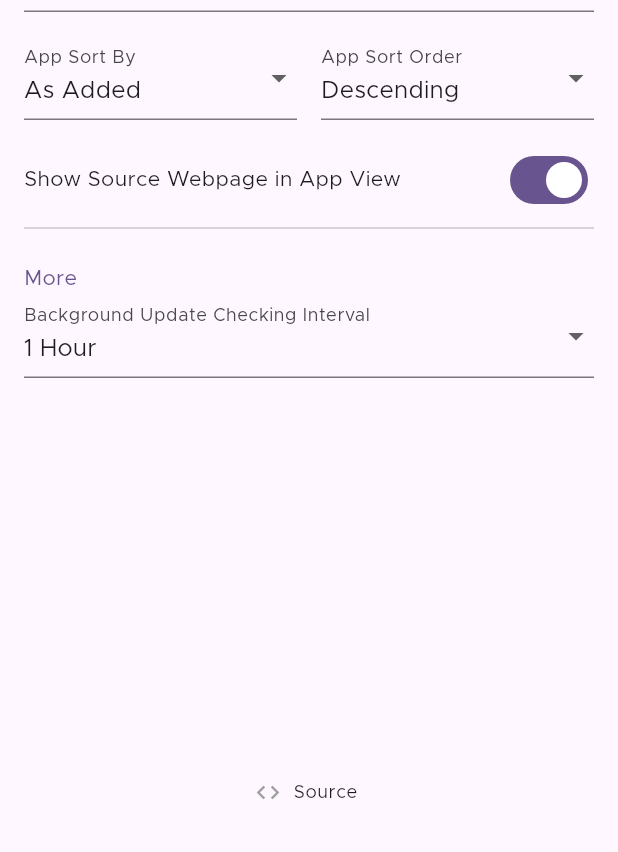
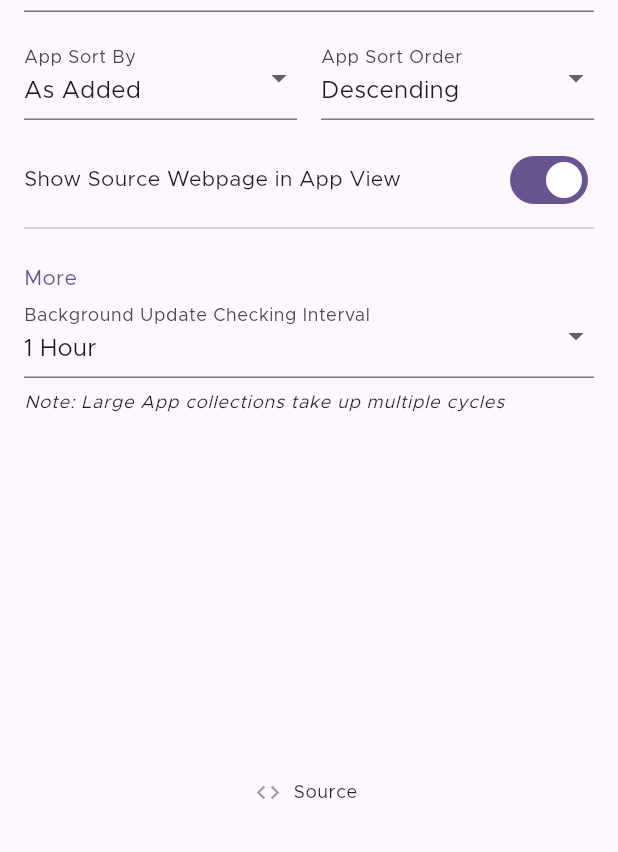
Before and after one commit to ImranR98/Obtainium, a Flutter app: the SettingsPage screen opened directly, on a phone screen of 412 x 824 dp, the part 384-1236 px from its top. Run offline on Flutter 3.47's test engine with Material 2 defaults, Android fonts, the phone set to English and light mode, and no system bars; drawn by our look-alikes of dynamic_color; our stand-ins replace device_info_plus, file_picker, flutter_local_notifications, fluttertoast, permission_handler, share_plus and 2 more; missing offline and left inert: flutter_fgbg, flutter_install_app, workmanager; accounts and stored records are empty; statements that could not run were skipped.

Commit message:
Rstored update intrvals, added warning

```diff
--- a/lib/pages/settings.dart
+++ b/lib/pages/settings.dart
@@ -193,6 +193,17 @@ class _SettingsPageState extends State<SettingsPage> {
                                     settingsProvider.updateInterval = value;
                                   }
                                 }),
+                            SizedBox(
+                              height: 8,
+                            ),
+                            Text(
+                              'Note: Large App collections take up multiple cycles',
+                              style: Theme.of(context)
+                                  .textTheme
+                                  .labelMedium!
+                                  .merge(
+                                      TextStyle(fontStyle: FontStyle.italic)),
+                            ),
                             const Spacer(),
                             Row(
                               mainAxisAlignment: MainAxisAlignment.center,
--- a/lib/providers/settings_provider.dart
+++ b/lib/providers/settings_provider.dart
@@ -16,7 +16,7 @@ enum SortOrderSettings { ascending, descending }
 const maxAPIRateLimitMinutes = 30;
 const minUpdateIntervalMinutes = maxAPIRateLimitMinutes + 30;
 const maxUpdateIntervalMinutes = 4320;
-List<int> updateIntervals = [60, 0] // 120, 240, 480, 1440, 4320
+List<int> updateIntervals = [15, 30, 60, 120, 240, 480, 1440, 4320, 0]
     .where((element) =>
         (element >= minUpdateIntervalMinutes &&
             element <= maxUpdateIntervalMinutes) ||
```
